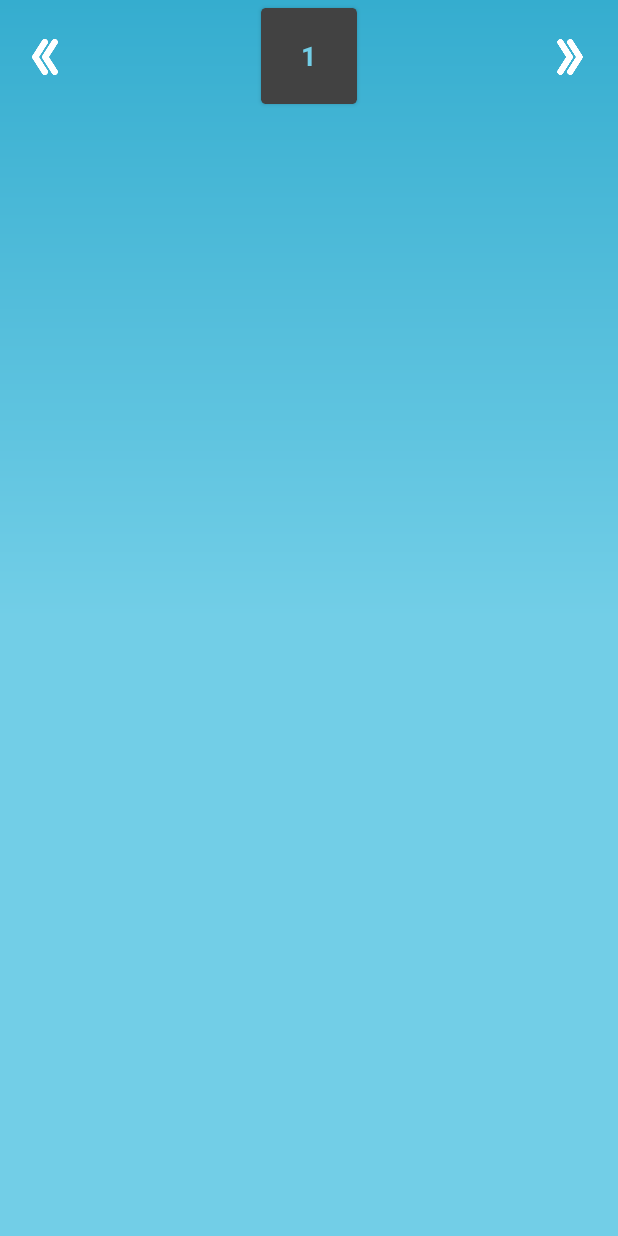
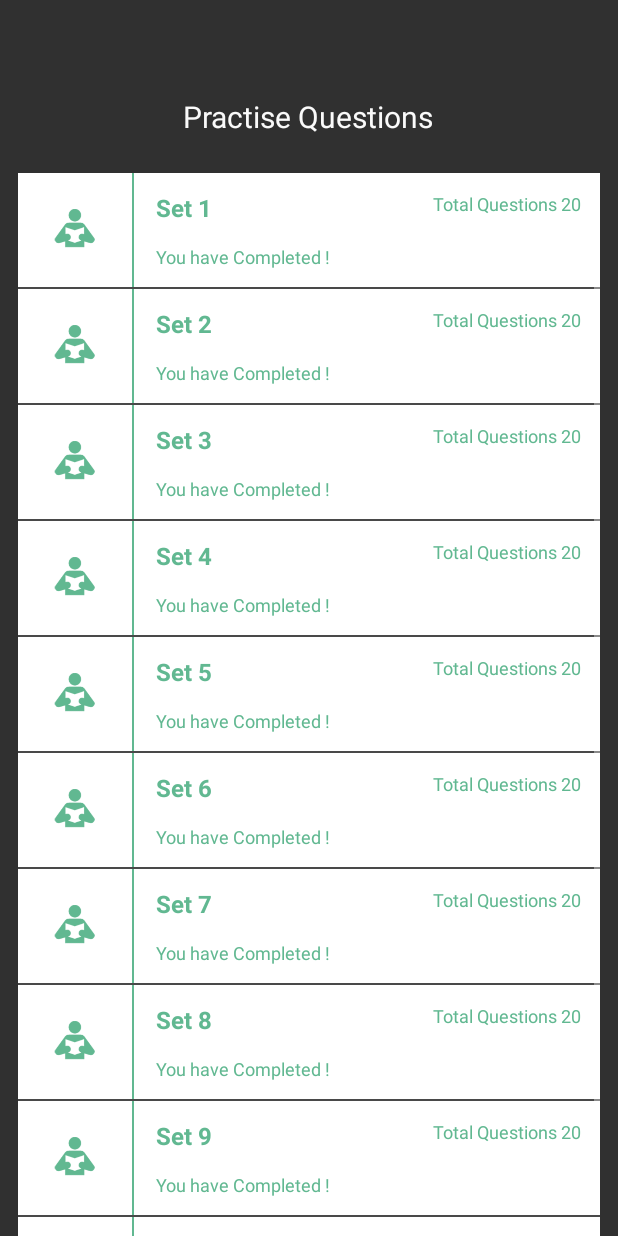
Before and after one commit to akshayaggarwal99/BrainTeaser, an Android app: the MainActivity screen opened directly, with no data from a screen before it, after a tap on "Completed: 25%", on a phone screen of 412 x 824 dp. Run offline under Robolectric (Android 15) with nearby library versions, the light colour scheme and no system bars.

Commit message:
recycler listview introduced

```diff
--- a/app/src/main/AndroidManifest.xml
+++ b/app/src/main/AndroidManifest.xml
@@ -28,6 +28,10 @@
             android:name=".activity.DisplayQue"
             android:label="@string/app_name"></activity>
 
+        <activity
+            android:name=".activity.DisplayQueSets"
+            android:label="@string/app_name"></activity>
+
 
         <service android:name="com.backendless.AndroidService" />
     </application>
--- /dev/null
+++ b/app/src/main/java/in/co/appadda/brainteaser/activity/DisplayQueSets.java
@@ -0,0 +1,72 @@
+package in.co.appadda.brainteaser.activity;
+
+import android.content.Intent;
+import android.os.Bundle;
+import android.support.v7.app.AppCompatActivity;
+import android.support.v7.widget.LinearLayoutManager;
+import android.support.v7.widget.RecyclerView;
+import android.view.View;
+import android.widget.TextView;
+
+import java.util.ArrayList;
+
+import in.co.appadda.brainteaser.R;
+import in.co.appadda.brainteaser.adapter.QueSetAdapter;
+import in.co.appadda.brainteaser.data.api.model.DividerItemDecoration;
+import in.co.appadda.brainteaser.data.api.model.QuestionSets;
+
+/**
+ * Created by dewangankisslove on 09-03-2016.
+ */
+public class DisplayQueSets extends AppCompatActivity {
+
+    private RecyclerView mRecyclerView;
+    private RecyclerView.Adapter mAdapter;
+    private RecyclerView.LayoutManager mLayoutManager;
+
+    @Override
+    protected void onCreate(Bundle savedInstanceState) {
+        super.onCreate(savedInstanceState);
+        setContentView(R.layout.question_set_layout);
+
+        mRecyclerView = (RecyclerView) findViewById(R.id.queSetList);
+        mRecyclerView.setHasFixedSize(true);
+        mLayoutManager = new LinearLayoutManager(this);
+        mRecyclerView.setLayoutManager(mLayoutManager);
+        mAdapter = new QueSetAdapter(getDataSet());
+        mRecyclerView.setAdapter(mAdapter);
+        RecyclerView.ItemDecoration itemDecoration =
+                new DividerItemDecoration(this, LinearLayoutManager.VERTICAL) {
+                };
+        mRecyclerView.addItemDecoration(itemDecoration);
+    }
+
+    @Override
+    protected void onResume() {
+        super.onResume();
+        ((QueSetAdapter) mAdapter).setOnItemClickListener(new QueSetAdapter.MyClickListener() {
+            @Override
+            public void onItemClick(int position, View v) {
+                TextView textView = (TextView) v.findViewById(R.id.tv_setNo);
+                Intent openAptitude = new Intent(DisplayQueSets.this, DisplayQue.class);
+                switch (textView.getText().toString()) {
+                    case "Set 1":
+                        openAptitude.putExtra("openFragment", "openRiddle");
+                        break;
+                }
+                startActivity(openAptitude);
+            }
+        });
+    }
+
+    private ArrayList<QuestionSets> getDataSet() {
+        ArrayList results = new ArrayList<QuestionSets>();
+        for (int i = 0; i < 10; i++) {
+            int j=i+1;
+            QuestionSets obj = new QuestionSets("Set " + j,
+                    "Total Questions 20", "You have Completed !");
+            results.add(i, obj);
+        }
+        return results;
+    }
+}
--- a/app/src/main/java/in/co/appadda/brainteaser/activity/MainActivity.java
+++ b/app/src/main/java/in/co/appadda/brainteaser/activity/MainActivity.java
@@ -117,7 +117,7 @@ public class MainActivity extends AppCompatActivity {
         int i = view.getId();
         switch (i) {
             case R.id.card_aptitude:
-                Intent openAptitude = new Intent(MainActivity.this, DisplayQue.class);
+                Intent openAptitude = new Intent(MainActivity.this, DisplayQueSets.class);
                 openAptitude.putExtra("openFragment", "openAptitude");
                 startActivity(openAptitude);
                 break;
--- a/app/src/main/java/in/co/appadda/brainteaser/adapter/QueSetAdapter.java
+++ b/app/src/main/java/in/co/appadda/brainteaser/adapter/QueSetAdapter.java
@@ -1,37 +1,84 @@
 package in.co.appadda.brainteaser.adapter;
 
-import android.content.Context;
+
 import android.support.v7.widget.RecyclerView;
 import android.view.LayoutInflater;
 import android.view.View;
 import android.view.ViewGroup;
+import android.widget.TextView;
+
+import java.util.ArrayList;
 
 import in.co.appadda.brainteaser.R;
+import in.co.appadda.brainteaser.data.api.model.QuestionSets;
 
 /**
  * Created by dewangankisslove on 09-03-2016.
  */
-public class QueSetAdapter extends RecyclerView.Adapter<RecyclerView.ViewHolder> {
-    @Override
-    public RecyclerView.ViewHolder onCreateViewHolder(ViewGroup parent, int viewType) {
-        Context context = parent.getContext();
-        LayoutInflater inflater = LayoutInflater.from(context);
+public class QueSetAdapter extends RecyclerView
+        .Adapter<QueSetAdapter
+        .DataObjectHolder> {
+    private ArrayList<QuestionSets> mDataset;
+    private static MyClickListener myClickListener;
 
-        // Return a new holder instance
-        RecyclerView.ViewHolder viewHolder = new RecyclerView.ViewHolder();
-        return viewHolder;
+    public static class DataObjectHolder extends RecyclerView.ViewHolder
+            implements View
+            .OnClickListener {
+        TextView setNo , setTotalQue , userSetStatus;
+
+        public DataObjectHolder(View itemView) {
+            super(itemView);
+            setNo = (TextView) itemView.findViewById(R.id.tv_setNo);
+            setTotalQue = (TextView) itemView.findViewById(R.id.total_que_set);
+            userSetStatus = (TextView) itemView.findViewById(R.id.user_set_status);
+            itemView.setOnClickListener(this);
+        }
+
+        @Override
+        public void onClick(View v) {
+            myClickListener.onItemClick(getPosition(), v);
+        }
     }
 
-    // Involves populating data into the item through holder
-    @Override
-    public void onBindViewHolder(RecyclerView.ViewHolder viewHolder, int position) {
-        // Get the data model based on position
-
+    public void setOnItemClickListener(MyClickListener myClickListener) {
+        this.myClickListener = myClickListener;
     }
 
-    // Return the total count of items
+    public QueSetAdapter(ArrayList<QuestionSets> myDataset) {
+        mDataset = myDataset;
+    }
+
+    @Override
+    public DataObjectHolder onCreateViewHolder(ViewGroup parent, int viewType) {
+        View view = LayoutInflater.from(parent.getContext()).inflate(R.layout.each_que_set_layout, parent, false);
+
+        DataObjectHolder dataObjectHolder = new DataObjectHolder(view);
+        return dataObjectHolder;
+    }
+
+    @Override
+    public void onBindViewHolder(DataObjectHolder holder, int position) {
+        holder.setNo.setText(mDataset.get(position).getSetNo());
+        holder.setTotalQue.setText(mDataset.get(position).getTotalNoQue());
+        holder.userSetStatus.setText(mDataset.get(position).getUserStatus());
+    }
+
+    public void addItem(QuestionSets dataObj, int index) {
+        mDataset.add(dataObj);
+        notifyItemInserted(index);
+    }
+
+    public void deleteItem(int index) {
+        mDataset.remove(index);
+        notifyItemRemoved(index);
+    }
+
     @Override
     public int getItemCount() {
-        return mContacts.size();
+        return mDataset.size();
+    }
+
+    public interface MyClickListener {
+        public void onItemClick(int position, View v);
     }
 }
--- a/app/src/main/java/in/co/appadda/brainteaser/adapter/ViewPagerAdapter.java
+++ b/app/src/main/java/in/co/appadda/brainteaser/adapter/ViewPagerAdapter.java
@@ -1,38 +1,42 @@
 package in.co.appadda.brainteaser.adapter;
 
 import android.content.Context;
+import android.database.Cursor;
 import android.support.v4.app.Fragment;
 import android.support.v4.app.FragmentManager;
 import android.support.v4.app.FragmentPagerAdapter;
+import android.widget.Button;
+import android.widget.ImageView;
+import android.widget.ListView;
+import android.widget.TextView;
 
+import java.util.ArrayList;
+
+import in.co.appadda.brainteaser.data.api.model.OptionsItems;
 import in.co.appadda.brainteaser.fragments.DisplayQuestions;
 import in.co.appadda.brainteaser.fragments.PuzzleFragment;
 
 /**
  * Created by dewangankisslove on 08-03-2016.
  */
-public class ViewPagerAdapter extends FragmentPagerAdapter{
+public class ViewPagerAdapter extends FragmentPagerAdapter {
+    private int slideCount;
 
     private Context _context;
 
-    public ViewPagerAdapter(Context context, FragmentManager fm) {
+    public ViewPagerAdapter(Context context,int slideCount, FragmentManager fm) {
         super(fm);
-        _context=context;
+        _context = context;
+        this.slideCount = slideCount;
 
     }
+
     @Override
     public Fragment getItem(int position) {
-        Fragment f = new Fragment();
-        switch(position){
-            case 0:
-                f= new DisplayQuestions();
-                break;
-            case 1:
-                f= new PuzzleFragment();
-                break;
-        }
+        DisplayQuestions f = new DisplayQuestions();
         return f;
     }
+
     @Override
     public int getCount() {
         return 2;
--- /dev/null
+++ b/app/src/main/java/in/co/appadda/brainteaser/data/api/model/DividerItemDecoration.java
@@ -0,0 +1,89 @@
+package in.co.appadda.brainteaser.data.api.model;
+
+/**
+ * Created by dewangankisslove on 09-03-2016.
+ */
+
+import android.support.v7.widget.RecyclerView;
+
+
+import android.content.Context;
+import android.content.res.TypedArray;
+import android.graphics.Canvas;
+import android.graphics.Rect;
+import android.graphics.drawable.Drawable;
+import android.support.v7.widget.LinearLayoutManager;
+import android.support.v7.widget.RecyclerView;
+import android.view.View;
+
+public class DividerItemDecoration extends RecyclerView.ItemDecoration {
+    private static final int[] ATTRS = new int[]{
+            android.R.attr.listDivider
+    };
+    public static final int HORIZONTAL_LIST = LinearLayoutManager.HORIZONTAL;
+    public static final int VERTICAL_LIST = LinearLayoutManager.VERTICAL;
+    private Drawable mDivider;
+    private int mOrientation;
+
+    public DividerItemDecoration(Context context, int orientation) {
+        final TypedArray a = context.obtainStyledAttributes(ATTRS);
+        mDivider = a.getDrawable(0);
+        a.recycle();
+        setOrientation(orientation);
+    }
+
+    public void setOrientation(int orientation) {
+        if (orientation != HORIZONTAL_LIST && orientation != VERTICAL_LIST) {
+            throw new IllegalArgumentException("invalid orientation");
+        }
+        mOrientation = orientation;
+    }
+
+    @Override
+    public void onDraw(Canvas c, RecyclerView parent) {
+        if (mOrientation == VERTICAL_LIST) {
+            drawVertical(c, parent);
+        } else {
+            drawHorizontal(c, parent);
+        }
+    }
+
+    public void drawVertical(Canvas c, RecyclerView parent) {
+        final int left = parent.getPaddingLeft();
+        final int right = parent.getWidth() - parent.getPaddingRight();
+        final int childCount = parent.getChildCount();
+        for (int i = 0; i < childCount; i++) {
+            final View child = parent.getChildAt(i);
+            final RecyclerView.LayoutParams params = (RecyclerView.LayoutParams) child
+                    .getLayoutParams();
+            final int top = child.getBottom() + params.bottomMargin;
+            final int bottom = top + mDivider.getIntrinsicHeight();
+            mDivider.setBounds(left, top, right, bottom);
+            mDivider.draw(c);
+        }
+    }
+
+    public void drawHorizontal(Canvas c, RecyclerView parent) {
+        final int top = parent.getPaddingTop();
+        final int bottom = parent.getHeight() - parent.getPaddingBottom();
+        final int childCount = parent.getChildCount();
+        for (int i = 0; i < childCount; i++) {
+            final View child = parent.getChildAt(i);
+            final RecyclerView.LayoutParams params = (RecyclerView.LayoutParams) child
+                    .getLayoutParams();
+            final int left = child.getRight() + params.rightMargin;
+            final int right = left + mDivider.getIntrinsicHeight();
+            mDivider.setBounds(left, top, right, bottom);
+            mDivider.draw(c);
+        }
+    }
+
+    @Override
+    public void getItemOffsets(Rect outRect, int itemPosition, RecyclerView parent) {
+        if (mOrientation == VERTICAL_LIST) {
+            outRect.set(0, 0, 0, mDivider.getIntrinsicHeight());
+        } else {
+            outRect.set(0, 0, mDivider.getIntrinsicWidth(), 0);
+        }
+    }
+}
--- a/app/src/main/java/in/co/appadda/brainteaser/data/api/model/QuestionSets.java
+++ b/app/src/main/java/in/co/appadda/brainteaser/data/api/model/QuestionSets.java
@@ -4,21 +4,14 @@ package in.co.appadda.brainteaser.data.api.model;
  * Created by dewangankisslove on 09-03-2016.
  */
 public class QuestionSets {
-    private int setLogo;
     private String setNo;
     private String totalNoQue;
     private String UserStatus;
 
-    public QuestionSets() {
-        super();
-    }
-
-    public int getSetLogo() {
-        return setLogo;
-    }
-
-    public void setSetLogo(int setLogo) {
-        this.setLogo = setLogo;
+    public QuestionSets(String setNo, String totalNoQue, String UserStatus) {
+        this.setNo = setNo;
+        this.totalNoQue = totalNoQue;
+        this.UserStatus = UserStatus;
     }
 
     public String getSetNo() {
--- /dev/null
+++ b/app/src/main/res/drawable/display_que_set_bg.xml
@@ -0,0 +1,4 @@
+<?xml version="1.0" encoding="utf-8"?>
+<shape xmlns:android="http://schemas.android.com/apk/res/android"
+    android:shape="rectangle">
+</shape>
--- a/app/src/main/res/layout/each_que_set_layout.xml
+++ b/app/src/main/res/layout/each_que_set_layout.xml
@@ -2,46 +2,58 @@
 <RelativeLayout xmlns:android="http://schemas.android.com/apk/res/android"
     android:layout_width="match_parent"
     android:layout_height="wrap_content"
-    android:background="#FFF"
-    android:padding="12dp">
+    android:background="#FFF">
 
     <ImageView
         android:id="@+id/iv_setLogo"
         android:layout_width="52dp"
         android:layout_height="52dp"
-        android:src="#F5F5F5" />
+        android:layout_margin="12dp"
+        android:padding="12dp"
+        android:src="@drawable/study" />
+
+    <View
+        android:layout_width="1dp"
+        android:layout_height="76dp"
+        android:layout_centerVertical="true"
+        android:layout_toRightOf="@id/iv_setLogo"
+        android:background="@color/card_one"></View>
 
     <TextView
         android:id="@+id/tv_setNo"
         android:layout_width="wrap_content"
         android:layout_height="wrap_content"
         android:layout_marginLeft="16dp"
+        android:layout_marginTop="12dp"
         android:layout_toRightOf="@id/iv_setLogo"
         android:fontFamily="sans-serif"
         android:text="Set 1"
-        android:textColor="#212121"
-        android:textSize="20sp"
+        android:textColor="@color/card_one"
+        android:textSize="16sp"
         android:textStyle="bold" />
 
     <TextView
+        android:id="@+id/user_set_status"
         android:layout_width="wrap_content"
         android:layout_height="wrap_content"
         android:layout_alignBottom="@+id/iv_setLogo"
         android:layout_alignLeft="@+id/tv_setNo"
         android:layout_alignStart="@+id/tv_setNo"
         android:fontFamily="sans-serif"
-        android:text="You have Completed!"
-        android:textColor="#212121"
-        android:textSize="16sp" />
+        android:text="You have Completed !"
+        android:textColor="@color/card_one"
+        android:textSize="12sp" />
 
     <TextView
+        android:id="@+id/total_que_set"
         android:layout_width="wrap_content"
         android:layout_height="wrap_content"
+        android:layout_alignParentRight="true"
+        android:layout_margin="12dp"
         android:layout_marginLeft="16dp"
-        android:layout_alignParentRight="true"
         android:fontFamily="sans-serif"
         android:text="Total Questions - 10"
-        android:textColor="#212121"
-        android:textSize="18sp" />
+        android:textColor="@color/card_one"
+        android:textSize="12sp" />
 
 </RelativeLayout>
--- a/app/src/main/res/layout/question_set_layout.xml
+++ b/app/src/main/res/layout/question_set_layout.xml
@@ -1,11 +1,28 @@
 <?xml version="1.0" encoding="utf-8"?>
 <RelativeLayout xmlns:android="http://schemas.android.com/apk/res/android"
     android:layout_width="match_parent"
-    android:layout_height="match_parent" >
+    android:layout_height="match_parent"
+    android:background="@drawable/display_que_set_bg">
+
+    <TextView
+        android:id="@+id/tv_pq"
+        android:layout_width="wrap_content"
+        android:layout_height="wrap_content"
+        android:text="Practise Questions"
+        android:layout_centerHorizontal="true"
+        android:layout_marginTop="64dp"
+        android:textColor="#FAFAFA"
+        android:textSize="20sp" />
 
     <android.support.v7.widget.RecyclerView
+        android:layout_marginLeft="12dp"
+        android:layout_marginRight="12dp"
+        android:layout_marginTop="24dp"
+        android:layout_centerHorizontal="true"
         android:id="@+id/queSetList"
         android:layout_width="match_parent"
-        android:layout_height="match_parent" />
+        android:layout_height="match_parent"
+        android:layout_below="@id/tv_pq"
+        android:scrollbars="vertical" />
 
 </RelativeLayout>
--- a/app/src/main/res/layout/questions_layout.xml
+++ b/app/src/main/res/layout/questions_layout.xml
@@ -1,5 +1,4 @@
 <?xml version="1.0" encoding="utf-8"?>
-
 <RelativeLayout xmlns:android="http://schemas.android.com/apk/res/android"
     xmlns:card_view="http://schemas.android.com/apk/res-auto"
     android:layout_width="match_parent"
```
Also changed, not shown: app/src/main/java/in/co/appadda/brainteaser/activity/DisplayQue.java (+6 -1 lines), app/src/main/res/drawable/study.png (added).
